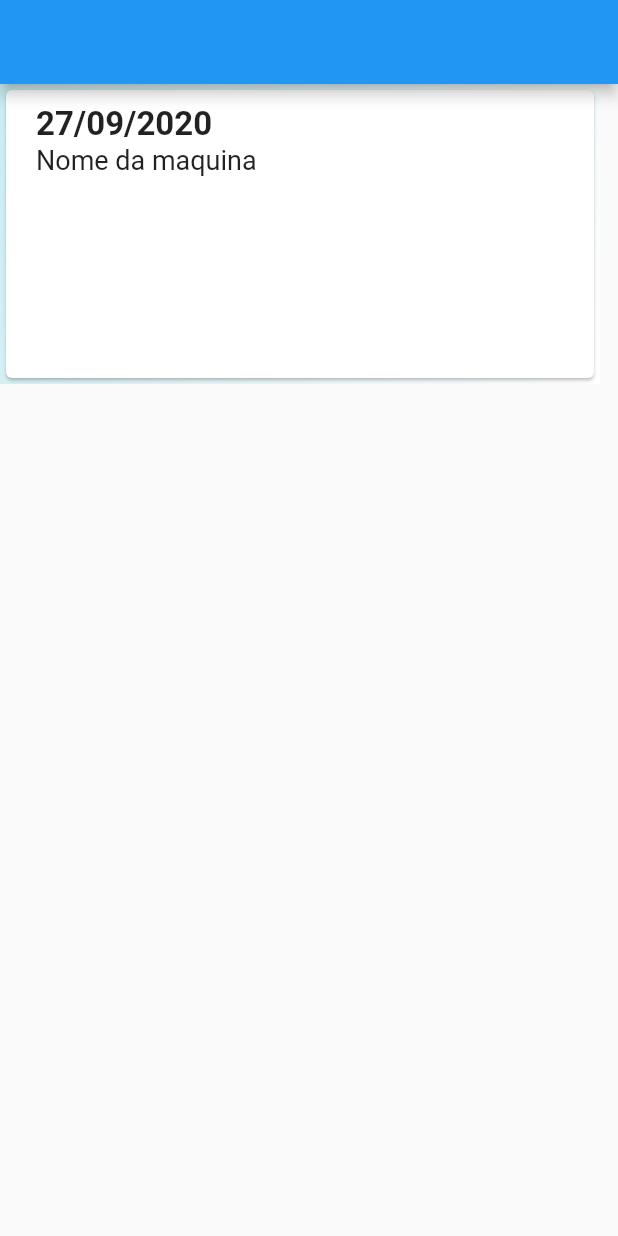
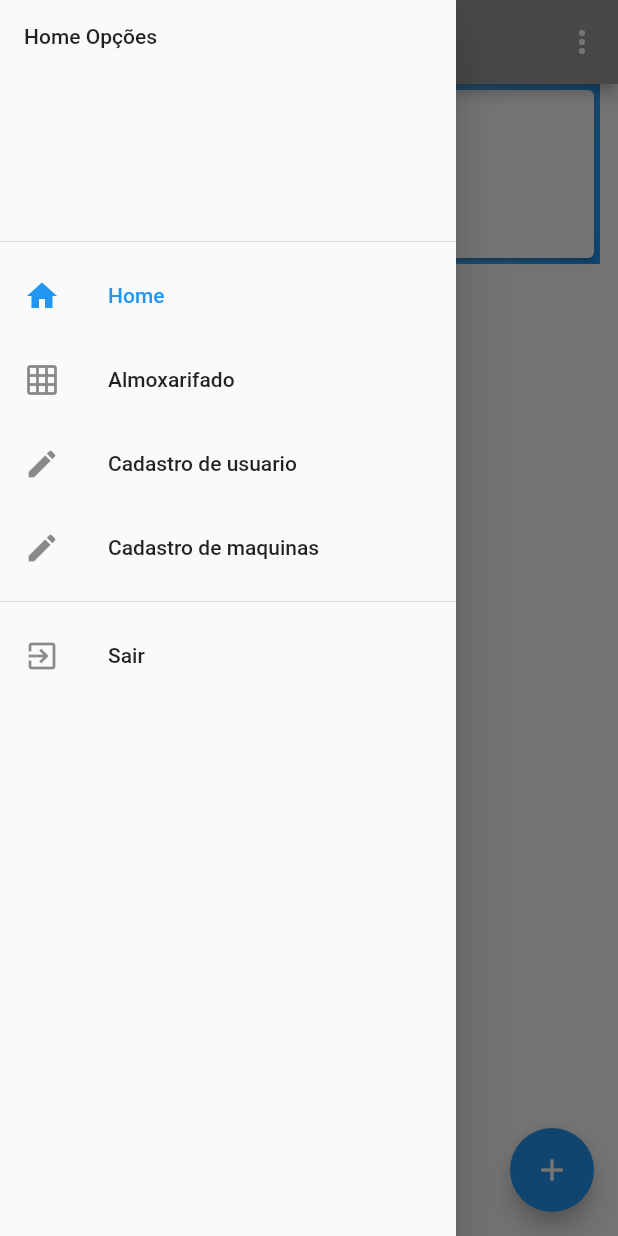
Before and after one commit to lucas-de-almeida/tag_system_, a Flutter app: the screen it shows after launch, with the side drawer open (before the commit the screen has no drawer), on a phone screen of 412 x 824 dp. Run offline on Flutter 3.47's test engine with Material 2 defaults, Android fonts, the phone set to English and light mode, and no system bars; our stand-ins replace email_validator, get, mask_text_input_formatter, share; missing offline and left inert: cnpj_cpf_formatter, cnpj_cpf_helper.

Commit message:
ajustado layout

```diff
--- a/lib/pages/list_os/list_os_page.dart
+++ b/lib/pages/list_os/list_os_page.dart
@@ -1,5 +1,8 @@
 import 'package:flutter/material.dart';
+import 'package:flutter/services.dart';
 import 'package:intl/intl.dart';
+import 'package:tag_system/utils/constants.dart';
+import 'package:get/get.dart';
 
 class ListOS extends StatefulWidget {
   @override
@@ -8,21 +11,104 @@ class ListOS extends StatefulWidget {
 
 class _ListOSState extends State<ListOS> {
   DateTime _dateTime = DateTime.now();
-
   @override
   Widget build(BuildContext context) {
+    //usa a biblioteca do intl para fazer a data do aparelho no formato que quiser
+    //porem essa data tem q ser alterada conform vir da lista , essa esta aqui pra se salvar no formato
     String _dateFormat = DateFormat('dd/MM/y').format(_dateTime);
     return Scaffold(
-      appBar: AppBar(),
+      //pode ser mudado nao tem um exemplo lana marvel, nao recordo se iamos de drawer ou os botoes diretos na home
+      //porem ja deixei pronto a base
+      drawer: Drawer(
+        child: ListView(
+          padding: EdgeInsets.zero,
+          children: <Widget>[
+            DrawerHeader(
+              child: Text('Home Opções'),
+            ),
+            ListTile(
+              leading: Icon(Icons.home),
+              title: Text('Home'),
+              selected: true,
+              onTap: () {
+                Navigator.of(context).pop();
+              },
+            ),
+            ListTile(
+              leading: Icon(Icons.grid_on),
+              title: Text('Almoxarifado'),
+              onTap: () {},
+            ),
+            ListTile(
+              leading: Icon(Icons.edit),
+              title: Text('Cadastro de usuario'),
+              onTap: () {},
+            ),
+            ListTile(
+              leading: Icon(Icons.edit),
+              title: Text('Cadastro de maquinas'),
+              onTap: () {},
+            ),
+            Divider(),
+            ListTile(
+              leading: Icon(Icons.exit_to_app),
+              title: Text('Sair'),
+              onTap: () {
+                SystemChannels.platform.invokeMethod('SystemNavigator.pop');
+              },
+            ),
+          ],
+        ),
+      ),
+      floatingActionButton: FloatingActionButton(
+        onPressed: () {
+          print('vai pra tela de ediçao ou nova Os');
+        },
+        child: Icon(Icons.add),
+        backgroundColor: Colors.blue,
+      ),
+      appBar: AppBar(
+        backgroundColor: Colors.grey,
+        actions: [
+          //faz os tres botaoes no canto esquerdo
+          PopupMenuButton<OrderOptions>(
+            itemBuilder: (context) => <PopupMenuEntry<OrderOptions>>[
+              const PopupMenuItem<OrderOptions>(
+                child: Text("Tag de Maquinas"),
+                value: OrderOptions.tagdeMachine,
+              ),
+              const PopupMenuItem<OrderOptions>(
+                child: Text("Data Inicial e Final"),
+                value: OrderOptions.dateInitlEnd,
+              ),
+              const PopupMenuItem<OrderOptions>(
+                child: Text("Registro de usuario"),
+                value: OrderOptions.userRegister,
+              ),
+              const PopupMenuItem<OrderOptions>(
+                child: Text("Area"),
+                value: OrderOptions.area,
+              ),
+              const PopupMenuItem<OrderOptions>(
+                child: Text("Turno"),
+                value: OrderOptions.shift,
+              ),
+            ],
+            onSelected: _orderList,
+          ),
+        ],
+      ),
       body: Container(
         width: 400,
-        height: 200,
+        height: 120,
         decoration: BoxDecoration(
           gradient: LinearGradient(
-              colors: [Color.fromARGB(255, 203, 236, 241), Colors.white],
+              colors: [Color.fromARGB(255, 203, 236, 241), Colors.blue],
               begin: Alignment.topLeft,
               end: Alignment.bottomRight),
         ),
+        //dados do card vai vir do banco estes esta fixos so pra mostrar o modelo
+        //nao irei incluir tag de tradução para os itens dentro do card pq ele mudam conforme a lista
         child: GestureDetector(
           child: Card(
             child: Padding(
@@ -37,12 +123,17 @@ class _ListOSState extends State<ListOS> {
                         Text(
                           _dateFormat,
                           style: TextStyle(
-                            fontSize: 22.0,
                             fontWeight: FontWeight.bold,
                           ),
                         ),
+                        SizedBox(width: 10),
                         Text(
                           "Nome da maquina",
+                          style: TextStyle(fontSize: 18.0),
+                        ),
+                        SizedBox(width: 10),
+                        Text(
+                          "Preventiva",
                           style: TextStyle(fontSize: 18.0),
                         ),
                       ],
@@ -52,9 +143,47 @@ class _ListOSState extends State<ListOS> {
               ),
             ),
           ),
-          onTap: () {},
+          onTap: () {
+            print('navega para tela de edicao/cadastro');
+          },
+          onLongPress: () {
+            Get.defaultDialog(
+              title: 'Ira Excluir a O.S.',
+              cancel: FlatButton(
+                onPressed: () {
+                  Get.back();
+                },
+                child: Text('cancel'.tr),
+              ),
+              confirm: FlatButton(
+                onPressed: () {
+                  print('chama a funcao pra deletar');
+                  Get.back();
+                },
+                child: Text('enter'.tr),
+              ),
+            );
+          },
         ),
       ),
     );
   }
+
+  //funcao que vai definir o que fazer com cada filtro
+  //ou seja a pegar a lista de os e definir a logica.
+  void _orderList(OrderOptions result) {
+    switch (result) {
+      case OrderOptions.tagdeMachine:
+        break;
+      case OrderOptions.dateInitlEnd:
+        break;
+      case OrderOptions.area:
+        break;
+      case OrderOptions.userRegister:
+        break;
+      case OrderOptions.shift:
+        break;
+    }
+    setState(() {});
+  }
 }
--- a/lib/utils/constants.dart
+++ b/lib/utils/constants.dart
@@ -0,0 +1 @@
+enum OrderOptions { tagdeMachine, dateInitlEnd, userRegister, area, shift }
```
